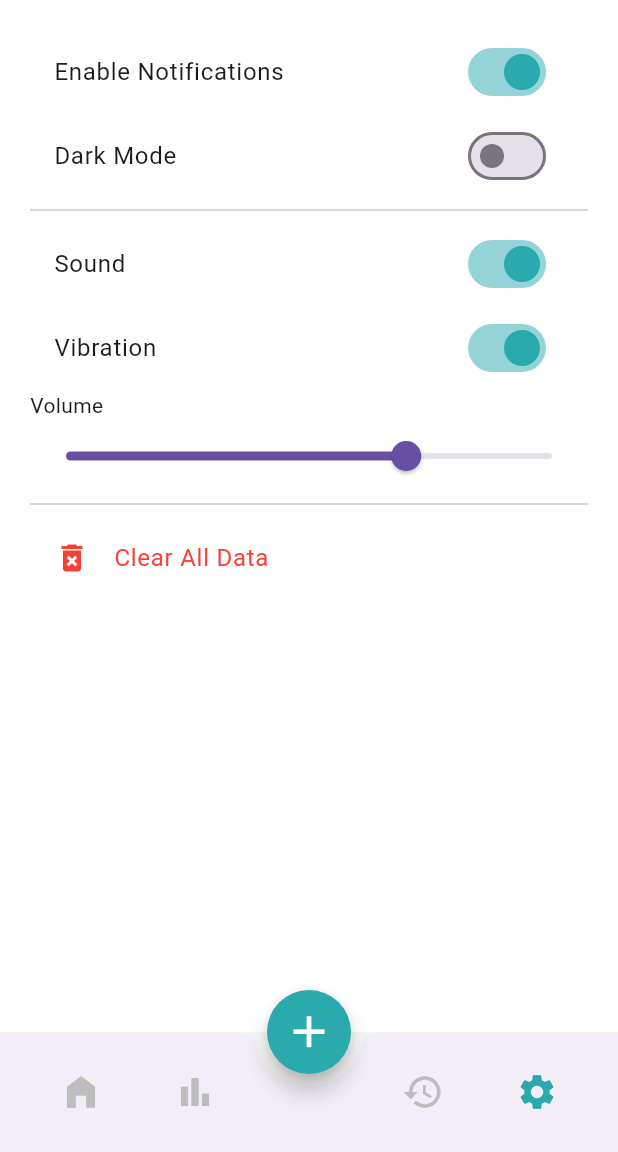
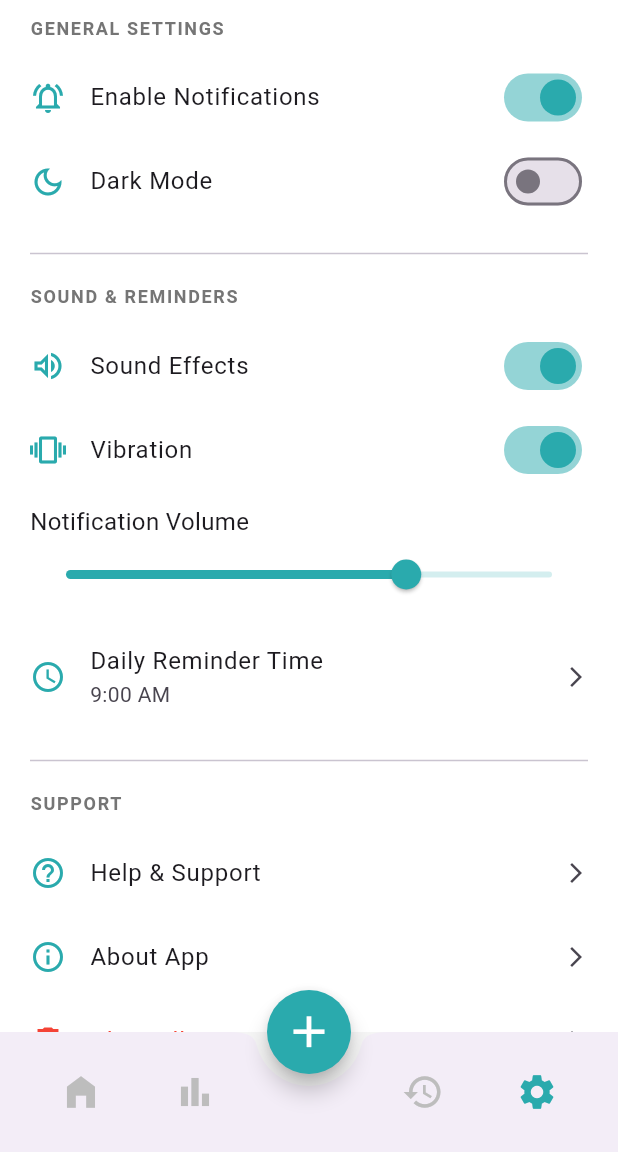
Before and after one commit to obviouslynotdim/MedicTrack, a Flutter app: the screen it shows after launch, item 4 of the bottom bar chosen, on a phone screen of 412 x 824 dp, the part 84-1236 px from its top. Run offline on Flutter 3.47's test engine with Material 3 defaults, Android fonts, the phone set to English and light mode, and no system bars; our stand-ins replace flutter_local_notifications, shared_preferences, sqflite, timezone; accounts and stored records are empty.

Commit message:
fixed settings

```diff
--- a/lib/ui/screens/settings/setting_screen.dart
+++ b/lib/ui/screens/settings/setting_screen.dart
@@ -1,5 +1,6 @@
 import 'package:flutter/material.dart';
 import 'package:shared_preferences/shared_preferences.dart';
+import '../../../core/services/notification_service.dart';
 
 class SettingsScreen extends StatefulWidget {
   final bool isDarkMode;
@@ -21,10 +22,13 @@ class SettingsScreen extends StatefulWidget {
 
 class _SettingsScreenState extends State<SettingsScreen> {
   final Color brandTeal = const Color(0xFF2AAAAD);
-  bool _notifsEnabled = true;
+  final NotificationService _notifications = NotificationService();
+
+  bool _notificationsEnabled = true;
   bool _soundEnabled = true;
   bool _vibrationEnabled = true;
   double _volume = 0.7;
+  TimeOfDay _reminderTime = const TimeOfDay(hour: 9, minute: 0);
 
   @override
   void initState() {
@@ -32,22 +36,67 @@ class _SettingsScreenState extends State<SettingsScreen> {
     _loadSettings();
   }
 
+  // Load saved preferences
   Future<void> _loadSettings() async {
     final prefs = await SharedPreferences.getInstance();
     setState(() {
-      _notifsEnabled = prefs.getBool('notificationsEnabled') ?? true;
+      _notificationsEnabled = prefs.getBool('notificationsEnabled') ?? true;
       _soundEnabled = prefs.getBool('soundEnabled') ?? true;
       _vibrationEnabled = prefs.getBool('vibrationEnabled') ?? true;
       _volume = prefs.getDouble('volume') ?? 0.7;
+
+      final hour = prefs.getInt('reminderHour') ?? 9;
+      final minute = prefs.getInt('reminderMinute') ?? 0;
+      _reminderTime = TimeOfDay(hour: hour, minute: minute);
     });
   }
 
-  Future<void> _updateSetting(String key, dynamic value) async {
+  // Save preferences and apply to NotificationService
+  Future<void> _saveSettings() async {
     final prefs = await SharedPreferences.getInstance();
-    if (value is bool) await prefs.setBool(key, value);
-    if (value is double) await prefs.setDouble(key, value);
+    await prefs.setBool('notificationsEnabled', _notificationsEnabled);
+    await prefs.setBool('soundEnabled', _soundEnabled);
+    await prefs.setBool('vibrationEnabled', _vibrationEnabled);
+    await prefs.setDouble('volume', _volume);
+    await prefs.setInt('reminderHour', _reminderTime.hour);
+    await prefs.setInt('reminderMinute', _reminderTime.minute);
 
-    widget.onSettingsChanged(); // Notify MainScreen to re-apply
+    _notifications.applyGlobalSettings(
+      enableNotifications: _notificationsEnabled,
+      sound: _soundEnabled,
+      vibration: _vibrationEnabled,
+      volume: _volume,
+      dailyReminderTime: _reminderTime,
+    );
+
+    // Notify parent to re-schedule notifications
+    widget.onSettingsChanged();
+  }
+
+  // Confirmation dialog for clearing all data
+  void _showDeleteConfirmation() {
+    showDialog(
+      context: context,
+      builder: (ctx) => AlertDialog(
+        title: const Text("Clear All Data?"),
+        content: const Text(
+          "This will permanently delete all your medicine schedules and history. This action cannot be undone."
+        ),
+        actions: [
+          TextButton(
+            onPressed: () => Navigator.pop(ctx),
+            child: const Text("Cancel"),
+          ),
+          TextButton(
+            onPressed: () {
+              widget.onClearData();
+              Navigator.pop(ctx);
+            },
+            child: const Text("Clear All", style: TextStyle(color: Colors.red)),
+          ),
+        ],
+      ),
+    );
   }
 
   @override
@@ -55,45 +104,122 @@ class _SettingsScreenState extends State<SettingsScreen> {
     return Scaffold(
       appBar: AppBar(title: const Text("Settings")),
       body: ListView(
-        padding: const EdgeInsets.all(20),
+        padding: const EdgeInsets.symmetric(horizontal: 20),
         children: [
-          _buildSwitchTile("Enable Notifications", _notifsEnabled, (v) {
-            setState(() => _notifsEnabled = v);
-            _updateSetting('notificationsEnabled', v);
-          }),
-          _buildSwitchTile("Dark Mode", widget.isDarkMode, widget.onDarkModeChanged),
-          const Divider(),
-          _buildSwitchTile("Sound", _soundEnabled, (v) {
-            setState(() => _soundEnabled = v);
-            _updateSetting('soundEnabled', v);
-          }),
-          _buildSwitchTile("Vibration", _vibrationEnabled, (v) {
-            setState(() => _vibrationEnabled = v);
-            _updateSetting('vibrationEnabled', v);
-          }),
-          const Text("Volume"),
-          Slider(
-            value: _volume,
-            onChanged: (v) => setState(() => _volume = v),
-            onChangeEnd: (v) => _updateSetting('volume', v), // Only save when let go
+          const SizedBox(height: 10),
+          _sectionHeader("General Settings"),
+          _buildSwitchTile(
+            Icons.notifications_active_outlined,
+            "Enable Notifications",
+            _notificationsEnabled,
+            (v) => setState(() { _notificationsEnabled = v; _saveSettings(); }),
           ),
-          const Divider(),
+          _buildSwitchTile(
+            Icons.dark_mode_outlined,
+            "Dark Mode",
+            widget.isDarkMode,
+            (v) => widget.onDarkModeChanged(v),
+          ),
+          const Divider(height: 40),
+          _sectionHeader("Sound & Reminders"),
+          _buildSwitchTile(
+            Icons.volume_up_outlined,
+            "Sound Effects",
+            _soundEnabled,
+            (v) => setState(() { _soundEnabled = v; _saveSettings(); }),
+          ),
+          _buildSwitchTile(
+            Icons.vibration,
+            "Vibration",
+            _vibrationEnabled,
+            (v) => setState(() { _vibrationEnabled = v; _saveSettings(); }),
+          ),
+          Padding(
+            padding: const EdgeInsets.symmetric(vertical: 8.0),
+            child: Column(
+              crossAxisAlignment: CrossAxisAlignment.start,
+              children: [
+                const Text("Notification Volume", style: TextStyle(fontSize: 16)),
+                Slider(
+                  value: _volume,
+                  activeColor: brandTeal,
+                  inactiveColor: brandTeal.withOpacity(0.2),
+                  onChanged: (v) => setState(() { _volume = v; _saveSettings(); }),
+                ),
+              ],
+            ),
+          ),
           ListTile(
-            leading: const Icon(Icons.delete_forever, color: Colors.red),
-            title: const Text("Clear All Data", style: TextStyle(color: Colors.red)),
-            onTap: widget.onClearData,
+            contentPadding: EdgeInsets.zero,
+            leading: Icon(Icons.access_time, color: brandTeal),
+            title: const Text("Daily Reminder Time"),
+            subtitle: Text(_reminderTime.format(context)),
+            trailing: const Icon(Icons.arrow_forward_ios, size: 16),
+            onTap: () async {
+              final picked = await showTimePicker(
+                context: context,
+                initialTime: _reminderTime,
+              );
+              if (picked != null) setState(() { _reminderTime = picked; _saveSettings(); });
+            },
           ),
+          const Divider(height: 40),
+          _sectionHeader("Support"),
+          _buildActionTile(Icons.help_outline, "Help & Support"),
+          _buildActionTile(Icons.info_outline, "About App"),
+          _buildActionTile(
+            Icons.delete_forever_outlined,
+            "Clear All Data",
+            textColor: Colors.red,
+            iconColor: Colors.red,
+            onTap: _showDeleteConfirmation,
+          ),
+          const SizedBox(height: 100),
         ],
       ),
     );
   }
 
-  Widget _buildSwitchTile(String title, bool val, Function(bool) onChanged) {
-    return SwitchListTile(
-      title: Text(title),
-      value: val,
+  Widget _sectionHeader(String title) => Padding(
+    padding: const EdgeInsets.only(bottom: 10),
+    child: Text(
+      title.toUpperCase(),
+      style: TextStyle(
+        color: Colors.grey[600],
+        fontSize: 12,
+        fontWeight: FontWeight.bold,
+        letterSpacing: 1.1,
+      ),
+    ),
+  );
+
+  Widget _buildSwitchTile(
+    IconData icon,
+    String title,
+    bool value,
+    Function(bool) onChanged,
+  ) => ListTile(
+    contentPadding: EdgeInsets.zero,
+    leading: Icon(icon, color: brandTeal),
+    title: Text(title),
+    trailing: Switch(
+      value: value,
       activeThumbColor: brandTeal,
       onChanged: onChanged,
-    );
-  }
+    ),
+  );
+
+  Widget _buildActionTile(
+    IconData icon,
+    String title, {
+    Color? textColor,
+    Color? iconColor,
+    VoidCallback? onTap,
+  }) => ListTile(
+    contentPadding: EdgeInsets.zero,
+    leading: Icon(icon, color: iconColor ?? brandTeal),
+    title: Text(title, style: TextStyle(color: textColor)),
+    trailing: const Icon(Icons.arrow_forward_ios, size: 16),
+    onTap: onTap,
+  );
 }
```
